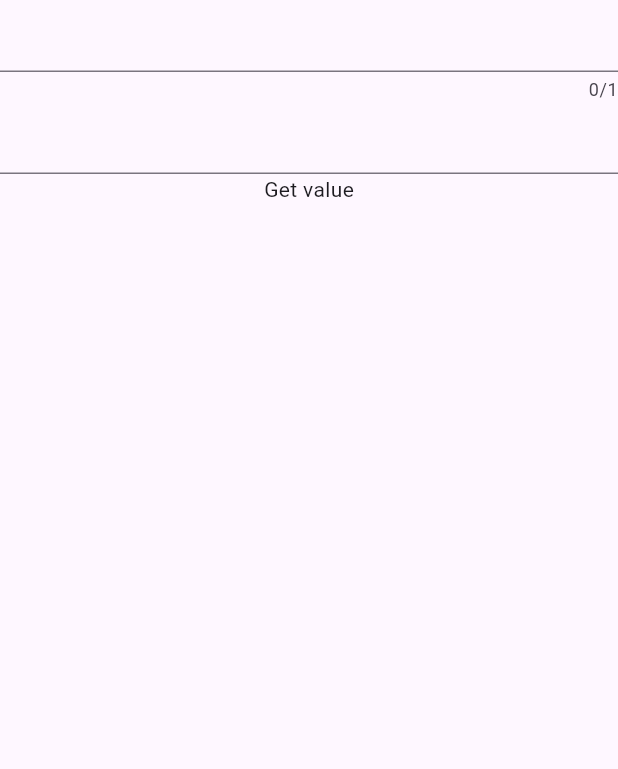
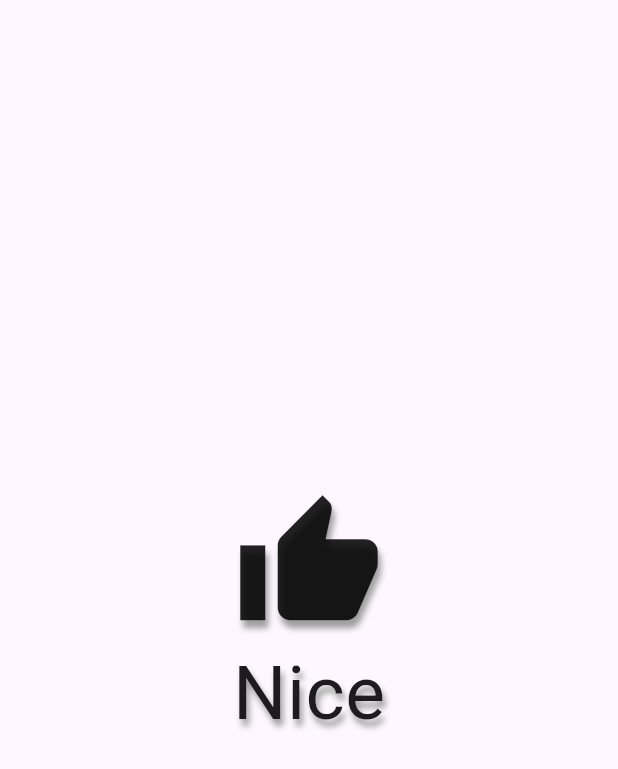
Before and after one commit to GKING1029/Text_Field_Screens, a Flutter app: the Input_screen screen opened directly, on a phone screen of 412 x 824 dp. Shown: the top 769 px of the screen. Run offline on Flutter 3.47's test engine with Material 3 defaults, Android fonts, the phone set to English and light mode, and no system bars; our stand-ins replace fluttertoast.

```diff
--- a/lib/input_screen.dart
+++ b/lib/input_screen.dart
@@ -23,33 +23,32 @@ class _Input_screenState extends State<Input_screen> {
 
   @override
   Widget build(BuildContext context) {
-    return Scaffold(
-      body: Column(children: [
-        TextField(
-          controller: textEditingController,
-          style: TextStyle(fontSize: 20),
-          maxLines: 1,
-          maxLength: 1,
-          focusNode: textFocusNode,
-          onSubmitted: (value) {
-            collegeFocusNode.requestFocus();
-          },
-        ),
-        TextField(
-          controller: collegeTextEditingController,
-          focusNode: collegeFocusNode,
-          style: TextStyle(fontSize: 20),
-          onSubmitted: (value) {
-            checkFunctions();
-          },
-        ),
-        GestureDetector(
-            onTap: () {
-              print(textEditingController.text);
-              checkFunctions();
-            },
-            child: Text("Get value"))
-      ]),
+    return const Scaffold(
+      body: Row(
+          mainAxisAlignment: MainAxisAlignment.spaceAround,
+          crossAxisAlignment: CrossAxisAlignment.center,
+          children: [
+            Column(
+              mainAxisAlignment: MainAxisAlignment.center,
+              children: [
+                Icon(
+                  Icons.thumb_up,
+                  size: 100,
+                  shadows: [
+                    Shadow(
+                        color: Colors.grey, blurRadius: 5, offset: Offset(2, 5))
+                  ],
+                ),
+                Text(
+                  "Nice",
+                  style: TextStyle(fontSize: 50, shadows: [
+                    Shadow(
+                        color: Colors.grey, blurRadius: 5, offset: Offset(2, 5))
+                  ]),
+                )
+              ],
+            )
+          ]),
     );
   }
 }
```
Also changed, not shown: lib/Info_screen.dart (+13 -9 lines).
